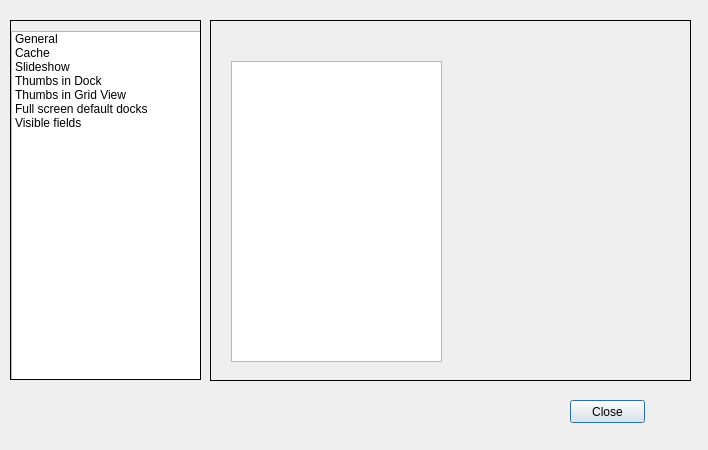
Qt form prefdlg.ui (towhee/Winnow64) before a commit.
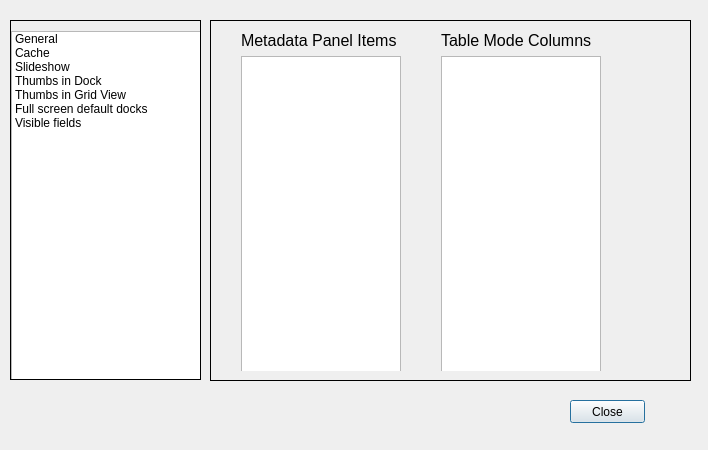
The same form after that commit.

Commit message: Show/hide done for InfoView

Patch:
```diff
--- a/prefdlg.ui
+++ b/prefdlg.ui
@@ -1645,15 +1645,120 @@
     </widget>
    </widget>
    <widget class="QWidget" name="page_3">
-    <widget class="QTableView" name="InfoFieldsTable">
+    <widget class="QFrame" name="frame_2">
      <property name="geometry">
       <rect>
-       <x>20</x>
-       <y>40</y>
-       <width>211</width>
-       <height>301</height>
+       <x>10</x>
+       <y>10</y>
+       <width>460</width>
+       <height>340</height>
       </rect>
      </property>
+     <property name="frameShape">
+      <enum>QFrame::NoFrame</enum>
+     </property>
+     <property name="frameShadow">
+      <enum>QFrame::Raised</enum>
+     </property>
+     <widget class="QFrame" name="frame">
+      <property name="geometry">
+       <rect>
+        <x>20</x>
+        <y>0</y>
+        <width>181</width>
+        <height>341</height>
+       </rect>
+      </property>
+      <property name="frameShape">
+       <enum>QFrame::NoFrame</enum>
+      </property>
+      <property name="frameShadow">
+       <enum>QFrame::Raised</enum>
+      </property>
+      <widget class="QWidget" name="">
+       <property name="geometry">
+        <rect>
+         <x>0</x>
+         <y>0</y>
+         <width>162</width>
+         <height>341</height>
+        </rect>
+       </property>
+       <layout class="QVBoxLayout" name="verticalLayout_4">
+        <item>
+         <widget class="QLabel" name="label_6">
+          <property name="text">
+           <string>Metadata Panel Items</string>
+          </property>
+         </widget>
+        </item>
+        <item>
+         <widget class="QTableView" name="infoFieldsTable">
+          <property name="maximumSize">
+           <size>
+            <width>160</width>
+            <height>16777215</height>
+           </size>
+          </property>
+          <property name="frameShape">
+           <enum>QFrame::StyledPanel</enum>
+          </property>
+          <property name="frameShadow">
+           <enum>QFrame::Plain</enum>
+          </property>
+          <property name="lineWidth">
+           <number>1</number>
+          </property>
+         </widget>
+        </item>
+       </layout>
+      </widget>
+     </widget>
+     <widget class="QFrame" name="frame_3">
+      <property name="geometry">
+       <rect>
+        <x>210</x>
+        <y>0</y>
+        <width>221</width>
+        <height>341</height>
+       </rect>
+      </property>
+      <property name="frameShape">
+       <enum>QFrame::NoFrame</enum>
+      </property>
+      <property name="frameShadow">
+       <enum>QFrame::Raised</enum>
+      </property>
+      <widget class="QWidget" name="">
+       <property name="geometry">
+        <rect>
+         <x>10</x>
+         <y>0</y>
+         <width>162</width>
+         <height>341</height>
+        </rect>
+       </property>
+       <layout class="QVBoxLayout" name="verticalLayout_5">
+        <item>
+         <widget class="QLabel" name="label_16">
+          <property name="text">
+           <string>Table Mode Columns</string>
+          </property>
+         </widget>
+        </item>
+        <item>
+         <widget class="QTableView" name="tableView">
+          <property name="maximumSize">
+           <size>
+            <width>160</width>
+            <height>16777215</height>
+           </size>
+          </property>
+         </widget>
+        </item>
+       </layout>
+      </widget>
+     </widget>
     </widget>
    </widget>
   </widget>
```
The commit also changes 5 other files.
